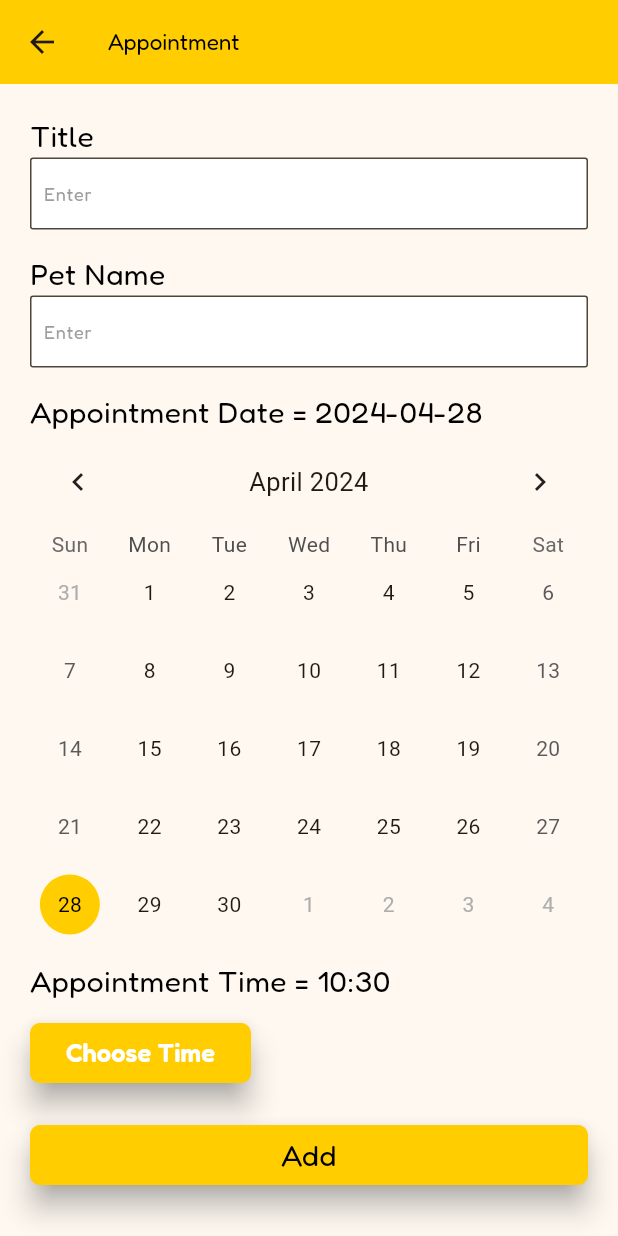
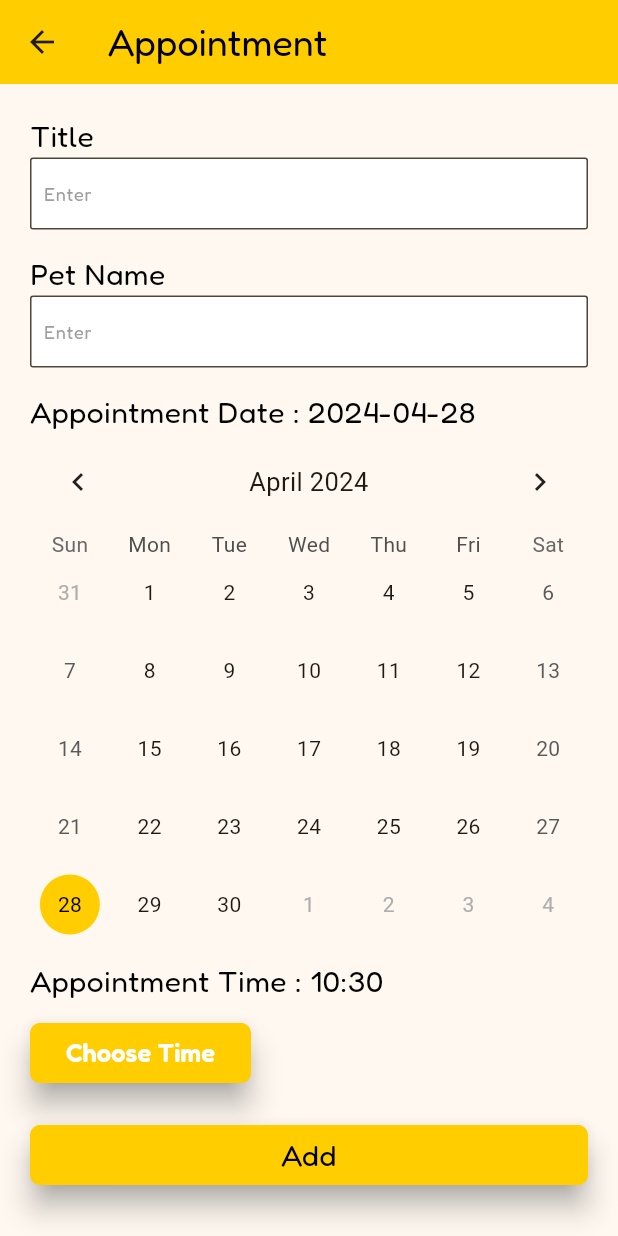
Before and after one commit to mridularaul/pawsome, a Flutter app: the homeScreen screen opened directly, after a tap on the "add" icon, on a phone screen of 412 x 824 dp. Run offline on Flutter 3.47's test engine with Material 3 defaults, Android fonts, the phone set to English and light mode, and no system bars; drawn by our look-alikes of table_calendar; our stand-ins replace cloud_firestore, firebase_auth, firebase_core, get; accounts and stored records are empty.

Commit message:
major done

```diff
--- a/lib/database/database.dart
+++ b/lib/database/database.dart
@@ -71,3 +71,9 @@ class AppointmentMethods{
   }
 
 }
+
+class BlogsMethods{
+  Future <Stream<QuerySnapshot>> getblogDetails() async{
+    return await FirebaseFirestore.instance.collection('Blogs').snapshots();
+  }
+}
--- a/lib/screens/adoptionScreen.dart
+++ b/lib/screens/adoptionScreen.dart
@@ -35,6 +35,7 @@ class _adoptionScreenState extends State<adoptionScreen> {
     getonload();
     super.initState();
   }
+
   @override
   Widget build(BuildContext context) {
     return Scaffold(
--- a/lib/screens/appointmentScreen.dart
+++ b/lib/screens/appointmentScreen.dart
@@ -55,7 +55,7 @@ class _AppointmentState extends State<Appointment> {
         backgroundColor: yellow,
         title: Text(
           'Appointment',
-          style: kText,
+          style: kText.copyWith(fontSize: 25),
         ),
       ),
 
@@ -94,7 +94,7 @@ class _AppointmentState extends State<Appointment> {
                 height: 15,
               ),
               Text(
-                "Appointment Date = " + today.toString().split(" ")[0],
+                "Appointment Date : " + today.toString().split(" ")[0],
                 style: kText.copyWith(color: Colors.black, fontSize: 20),
                 textAlign: TextAlign.start,
               ),
@@ -127,7 +127,7 @@ class _AppointmentState extends State<Appointment> {
                 height: 10,
               ),
               Text(
-                  "Appointment Time = ${selectedTime.hour.toString().padLeft(2, '0')}:${selectedTime.minute.toString().padLeft(2, '0')}",
+                  "Appointment Time : ${selectedTime.hour.toString().padLeft(2, '0')}:${selectedTime.minute.toString().padLeft(2, '0')}",
                   style: kText.copyWith(color: Colors.black, fontSize: 20),
                   textAlign: TextAlign.start),
               SizedBox(
--- a/lib/screens/communityScreen.dart
+++ b/lib/screens/communityScreen.dart
@@ -92,6 +92,7 @@ class communityScreen extends StatelessWidget {
               ),
             )
           ],
-        ));
+        )
+    );
   }
 }
--- a/lib/screens/home.dart
+++ b/lib/screens/home.dart
@@ -4,16 +4,28 @@ import 'package:get/get.dart';
 import 'package:pawfect/main.dart';
 import 'package:pawfect/screens/addPet.dart';
 import 'package:pawfect/utils/constants.dart';
-
+import 'package:firebase_auth/firebase_auth.dart';
 import '../database/database.dart';
 import 'appointmentScreen.dart';
 
+late User loggedInUser;
 class homeScreen extends StatefulWidget {
   @override
   State<homeScreen> createState() => _homeScreenState();
 }
 
 class _homeScreenState extends State<homeScreen> {
+  final _auth = FirebaseAuth.instance;
+  void getCurrentUser() async {
+    try {
+      final user = await _auth.currentUser;
+      if (user != null) {
+        loggedInUser = user;
+      }
+    } catch (e) {
+      print(e);
+    }
+  }
   Stream? petdetailsstream;
   Stream? userdetailstream;
   Stream? appointmentstream;
@@ -29,6 +41,7 @@ class _homeScreenState extends State<homeScreen> {
   @override
   void initState() {
     getonload();
+    getCurrentUser();
     super.initState();
   }
   @override
@@ -51,7 +64,7 @@ class _homeScreenState extends State<homeScreen> {
                 child: Column(
                   crossAxisAlignment: CrossAxisAlignment.start,
                   children: [
-                    Text("Hello\n$email ",style: kHeading,),
+                    Text("Hello\n${loggedInUser.email} ",style: kHeading,),
                     SizedBox(height: 15,),
                     Row(
                       mainAxisAlignment: MainAxisAlignment.spaceBetween,
```
Also changed, not shown: lib/screens/blogPage.dart (added, +35 -0 lines), lib/screens/chat.dart (+0 -8 lines), lib/screens/petcareScreen.dart (+103 -2 lines).
